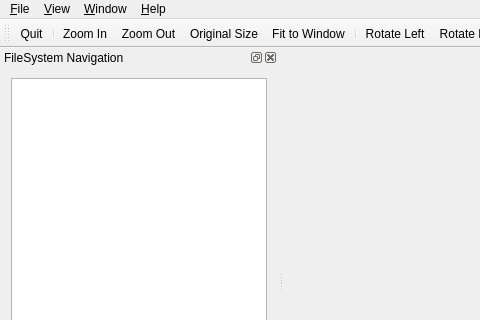
Before: the Qt Designer form src/ui/forms/MainWindow.ui in vookimedlo/vooki-image-viewer, drawn with Qt 5; both pictures show x 0 to 480 and y 0 to 320 of the 810 by 535 pixel window.
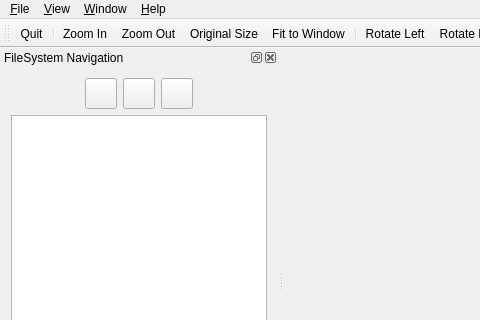
After: the same form once the commit is applied. Icons and pictures are not drawn. Custom widgets are drawn as their Qt base class.

Commit message: UI: Navigation buttons for Home, Docs. and Picture buttons added

```diff
--- a/src/ui/forms/MainWindow.ui
+++ b/src/ui/forms/MainWindow.ui
@@ -158,7 +158,106 @@
     <number>1</number>
    </attribute>
    <widget class="QWidget" name="dockWidgetContents">
-    <layout class="QHBoxLayout" name="horizontalLayout_2">
+    <layout class="QVBoxLayout" name="verticalLayout">
+     <item>
+      <layout class="QHBoxLayout" name="horizontalLayout_2">
+       <item>
+        <spacer name="horizontalSpacer">
+         <property name="orientation">
+          <enum>Qt::Horizontal</enum>
+         </property>
+         <property name="sizeHint" stdset="0">
+          <size>
+           <width>40</width>
+           <height>20</height>
+          </size>
+         </property>
+        </spacer>
+       </item>
+       <item>
+        <widget class="QToolButton" name="homeDirButton">
+         <property name="toolTip">
+          <string>Home Directory</string>
+         </property>
+         <property name="toolTipDuration">
+          <number>1000</number>
+         </property>
+         <property name="text">
+          <string/>
+         </property>
+         <property name="icon">
+          <iconset resource="../../resource/vookiimageviewer.qrc">
+           <normaloff>:/images/homedir</normaloff>:/images/homedir</iconset>
+         </property>
+         <property name="iconSize">
+          <size>
+           <width>24</width>
+           <height>24</height>
+          </size>
+         </property>
+        </widget>
+       </item>
+       <item>
+        <widget class="QToolButton" name="documentsDirButton">
+         <property name="toolTip">
+          <string>Documents Directory</string>
+         </property>
+         <property name="toolTipDuration">
+          <number>1000</number>
+         </property>
+         <property name="text">
+          <string/>
+         </property>
+         <property name="icon">
+          <iconset resource="../../resource/vookiimageviewer.qrc">
+           <normaloff>:/images/docsdir</normaloff>:/images/docsdir</iconset>
+         </property>
+         <property name="iconSize">
+          <size>
+           <width>24</width>
+           <height>24</height>
+          </size>
+         </property>
+        </widget>
+       </item>
+       <item>
+        <widget class="QToolButton" name="picturesDirButton">
+         <property name="toolTip">
+          <string>Pictures Directory</string>
+         </property>
+         <property name="toolTipDuration">
+          <number>1000</number>
+         </property>
+         <property name="text">
+          <string/>
+         </property>
+         <property name="icon">
+          <iconset resource="../../resource/vookiimageviewer.qrc">
+           <normaloff>:/images/picturesdir</normaloff>:/images/picturesdir</iconset>
+         </property>
+         <property name="iconSize">
+          <size>
+           <width>24</width>
+           <height>24</height>
+          </size>
+         </property>
+        </widget>
+       </item>
+       <item>
+        <spacer name="horizontalSpacer_2">
+         <property name="orientation">
+          <enum>Qt::Horizontal</enum>
+         </property>
+         <property name="sizeHint" stdset="0">
+          <size>
+           <width>40</width>
+           <height>20</height>
+          </size>
+         </property>
+        </spacer>
+       </item>
+      </layout>
+     </item>
      <item>
       <widget class="FileSystemTreeView" name="fileSystemTreeView">
        <property name="showDropIndicator" stdset="0">
```
Left out of the diff: 51 changed lines with no effect on the pictures. The commit also changes 7 other files.
